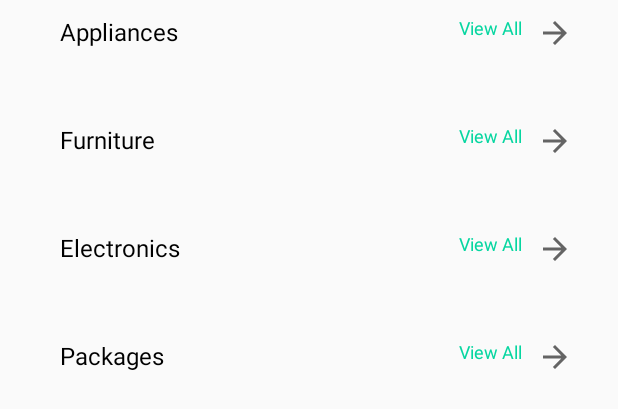
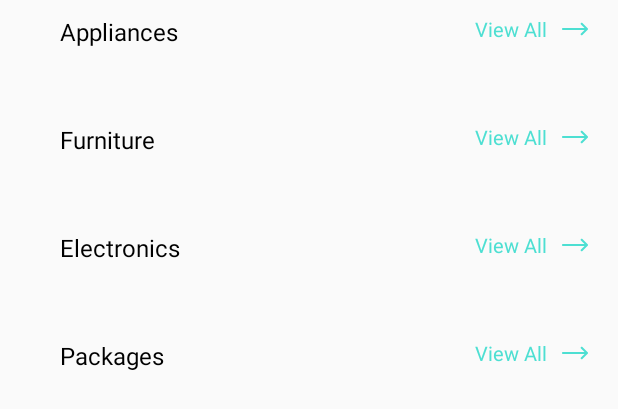
Before and after one commit to ishu260596/RentoMojo, an Android app: the layout fragment_category.xml on its own in the app's theme, with its tools: preview values and no code run, on a phone screen of 412 x 824 dp. Shown: the top 409 px of the screen. Run offline under Robolectric (Android 15) with nearby library versions, the light colour scheme and no system bars; Roboto replaces fonts that are not available here.

Commit message:
BottomDialog

```diff
--- a/RentoMojo/app/build.gradle
+++ b/RentoMojo/app/build.gradle
@@ -34,6 +34,7 @@ dependencies {
     implementation 'com.google.android.material:material:1.2.1'
     implementation 'androidx.constraintlayout:constraintlayout:2.0.4'
     implementation 'androidx.legacy:legacy-support-v4:1.0.0'
+    implementation 'com.google.android.material:material:1.0.0-alpha1'
     testImplementation 'junit:junit:4.+'
     androidTestImplementation 'androidx.test.ext:junit:1.1.2'
     androidTestImplementation 'androidx.test.espresso:espresso-core:3.3.0'
--- a/RentoMojo/app/src/main/java/com/example/rentomojo/packageactivity/FitnessFragment.java
+++ b/RentoMojo/app/src/main/java/com/example/rentomojo/packageactivity/FitnessFragment.java
@@ -16,6 +16,6 @@ public class FitnessFragment extends Fragment {
     public View onCreateView(LayoutInflater inflater, ViewGroup container,
                              Bundle savedInstanceState) {
         // Inflate the layout for this fragment
-        return inflater.inflate(R.layout.fragment_fitness2, container, false);
+        return inflater.inflate(R.layout.fragment_fitness, container, false);
     }
 }
--- a/RentoMojo/app/src/main/res/drawable/arrow_right.xml
+++ b/RentoMojo/app/src/main/res/drawable/arrow_right.xml
@@ -1,10 +1,10 @@
 <vector xmlns:android="http://schemas.android.com/apk/res/android"
-    android:width="24dp"
-    android:height="24dp"
-    android:viewportWidth="24"
-    android:viewportHeight="24"
+    android:width="15dp"
+    android:height="15dp"
+    android:viewportWidth="20"
+    android:viewportHeight="20"
     android:tint="?attr/colorControlNormal">
   <path
-      android:fillColor="@android:color/white"
+      android:fillColor="@color/rentomojo"
       android:pathData="M12,4l-1.41,1.41L16.17,11H4v2h12.17l-5.58,5.59L12,20l8,-8z"/>
 </vector>
--- /dev/null
+++ b/RentoMojo/app/src/main/res/drawable/bottom_edit_bg.xml
@@ -0,0 +1,6 @@
+<?xml version="1.0" encoding="utf-8"?>
+<shape
+    android:shape="rectangle" xmlns:android="http://schemas.android.com/apk/res/android">
+<solid
+    android:color="#A5A2A2"/>
+</shape>
--- /dev/null
+++ b/RentoMojo/app/src/main/res/drawable/ic_baseline_arrow_back_24.xml
@@ -0,0 +1,5 @@
+<vector android:height="24dp" android:tint="#999999"
+    android:viewportHeight="24" android:viewportWidth="24"
+    android:width="24dp" xmlns:android="http://schemas.android.com/apk/res/android">
+    <path android:fillColor="@android:color/white" android:pathData="M20,11H7.83l5.59,-5.59L12,4l-8,8 8,8 1.41,-1.41L7.83,13H20v-2z"/>
+</vector>
--- /dev/null
+++ b/RentoMojo/app/src/main/res/drawable/ic_baseline_arrow_forward_24.xml
@@ -0,0 +1,5 @@
+<vector android:height="15dp" android:tint="#4DDFD2"
+    android:viewportHeight="24" android:viewportWidth="24"
+    android:width="15dp" xmlns:android="http://schemas.android.com/apk/res/android">
+    <path android:fillColor="@android:color/white" android:pathData="M12,4l-1.41,1.41L16.17,11H4v2h12.17l-5.58,5.59L12,20l8,-8z"/>
+</vector>
--- /dev/null
+++ b/RentoMojo/app/src/main/res/drawable/ic_right_arrow_1.xml
@@ -0,0 +1,7 @@
+<vector android:height="17dp" android:viewportHeight="512"
+    android:viewportWidth="512" android:width="17dp" xmlns:android="http://schemas.android.com/apk/res/android">
+    <group>
+        <clip-path android:pathData="M0,0h512v512h-512z"/>
+        <path android:fillColor="#4DDFD2" android:pathData="M506.134,241.843C506.128,241.837 506.123,241.83 506.116,241.824L401.612,137.824C393.783,130.033 381.12,130.062 373.327,137.892C365.535,145.721 365.565,158.384 373.394,166.176L443.558,236H20C8.954,236 0,244.954 0,256C0,267.046 8.954,276 20,276H443.557L373.395,345.824C365.566,353.616 365.536,366.279 373.328,374.108C381.121,381.939 393.785,381.966 401.613,374.176L506.117,270.176C506.123,270.17 506.128,270.163 506.135,270.157C513.968,262.339 513.943,249.635 506.134,241.843Z"/>
+    </group>
+</vector>
--- a/RentoMojo/app/src/main/res/layout/fragment_category.xml
+++ b/RentoMojo/app/src/main/res/layout/fragment_category.xml
@@ -8,8 +8,8 @@
 
     <LinearLayout
         android:layout_width="match_parent"
+        android:layout_height="match_parent"
         android:layout_marginStart="@dimen/dp_20"
-        android:layout_height="match_parent"
         android:orientation="vertical">
 
         <androidx.constraintlayout.widget.ConstraintLayout
@@ -31,15 +31,17 @@
                 app:layout_constraintTop_toTopOf="parent" />
 
             <TextView
+                android:id="@+id/tvViewAppliancesCatF"
                 android:layout_width="wrap_content"
                 android:layout_height="wrap_content"
                 android:layout_marginTop="@dimen/dp_10"
-                android:layout_marginEnd="@dimen/dp_30"
-                android:drawableEnd="@drawable/arrow_right"
+                android:layout_marginEnd="@dimen/dp_20"
+                android:drawableEnd="@drawable/ic_right_arrow_1"
                 android:drawablePadding="@dimen/dp_10"
+                android:gravity="center_vertical"
                 android:text="@string/view_all"
-                android:textColor="#06d6a0"
-                android:textSize="@dimen/sp_12"
+                android:textColor="@color/rentomojo"
+                android:textSize="@dimen/sp_13"
                 app:layout_constraintEnd_toEndOf="parent"
                 app:layout_constraintTop_toTopOf="parent" />
 
@@ -53,6 +55,7 @@
                 app:layout_constraintTop_toBottomOf="@id/tvAppliances" />
 
         </androidx.constraintlayout.widget.ConstraintLayout>
+
         <androidx.constraintlayout.widget.ConstraintLayout
             android:id="@+id/Constraint_Layout_2"
             android:layout_width="match_parent"
@@ -72,15 +75,17 @@
                 app:layout_constraintTop_toTopOf="parent" />
 
             <TextView
+                android:id="@+id/tvViewFurnitureCatF"
                 android:layout_width="wrap_content"
                 android:layout_height="wrap_content"
                 android:layout_marginTop="@dimen/dp_10"
-                android:layout_marginEnd="@dimen/dp_30"
-                android:drawableEnd="@drawable/arrow_right"
+                android:layout_marginEnd="@dimen/dp_20"
+                android:drawableEnd="@drawable/ic_right_arrow_1"
                 android:drawablePadding="@dimen/dp_10"
+                android:gravity="center_vertical"
                 android:text="@string/view_all"
-                android:textColor="#06d6a0"
-                android:textSize="@dimen/sp_12"
+                android:textColor="@color/rentomojo"
+                android:textSize="@dimen/sp_13"
                 app:layout_constraintEnd_toEndOf="parent"
                 app:layout_constraintTop_toTopOf="parent" />
 
@@ -94,6 +99,7 @@
                 app:layout_constraintTop_toBottomOf="@id/tvFurniture" />
 
         </androidx.constraintlayout.widget.ConstraintLayout>
+
         <androidx.constraintlayout.widget.ConstraintLayout
             android:id="@+id/Constraint_Layout_3"
             android:layout_width="match_parent"
@@ -113,15 +119,17 @@
                 app:layout_constraintTop_toTopOf="parent" />
 
             <TextView
+                android:id="@+id/tvElectronicCatF"
                 android:layout_width="wrap_content"
                 android:layout_height="wrap_content"
                 android:layout_marginTop="@dimen/dp_10"
-                android:layout_marginEnd="@dimen/dp_30"
-                android:drawableEnd="@drawable/arrow_right"
+                android:layout_marginEnd="@dimen/dp_20"
+                android:drawableEnd="@drawable/ic_right_arrow_1"
                 android:drawablePadding="@dimen/dp_10"
+                android:gravity="center_vertical"
                 android:text="@string/view_all"
-                android:textColor="#06d6a0"
-                android:textSize="@dimen/sp_12"
+                android:textColor="@color/rentomojo"
+                android:textSize="@dimen/sp_13"
                 app:layout_constraintEnd_toEndOf="parent"
                 app:layout_constraintTop_toTopOf="parent" />
 
@@ -135,6 +143,7 @@
                 app:layout_constraintTop_toBottomOf="@id/tvElectronics" />
 
         </androidx.constraintlayout.widget.ConstraintLayout>
+
         <androidx.constraintlayout.widget.ConstraintLayout
             android:id="@+id/Constraint_Layout_4"
             android:layout_width="match_parent"
@@ -154,15 +163,17 @@
                 app:layout_constraintTop_toTopOf="parent" />
 
             <TextView
+                android:id="@+id/tvViewPackagesCatF"
                 android:layout_width="wrap_content"
                 android:layout_height="wrap_content"
                 android:layout_marginTop="@dimen/dp_10"
-                android:layout_marginEnd="@dimen/dp_30"
-                android:drawableEnd="@drawable/arrow_right"
+                android:layout_marginEnd="@dimen/dp_20"
+                android:drawableEnd="@drawable/ic_right_arrow_1"
                 android:drawablePadding="@dimen/dp_10"
+                android:gravity="center_vertical"
                 android:text="@string/view_all"
-                android:textColor="#06d6a0"
-                android:textSize="@dimen/sp_12"
+                android:textColor="@color/rentomojo"
+                android:textSize="@dimen/sp_13"
                 app:layout_constraintEnd_toEndOf="parent"
                 app:layout_constraintTop_toTopOf="parent" />
 
--- a/RentoMojo/app/src/main/res/layout/fragment_home.xml
+++ b/RentoMojo/app/src/main/res/layout/fragment_home.xml
@@ -15,7 +15,7 @@
         <androidx.cardview.widget.CardView
             style="@style/cardViewInHomeFragmentsOuter"
             android:layout_marginStart="@dimen/dp_15"
-            android:layout_marginTop="@dimen/dp_15"
+            android:layout_marginTop="@dimen/dp_10"
             android:layout_marginEnd="@dimen/dp_15">
 
             <RelativeLayout style="@style/relativeLayoutInHomeFragmentOuter">
--- a/RentoMojo/app/src/main/res/values/dimens.xml
+++ b/RentoMojo/app/src/main/res/values/dimens.xml
@@ -118,5 +118,7 @@
     <dimen name="dp_180">180dp</dimen>
     <dimen name="dp_160">160dp</dimen>
     <dimen name="dp_140">140dp</dimen>
+    <dimen name="dp_220">220dp</dimen>
+    <dimen name="dp_190">190dp</dimen>
 
 </resources>
--- a/RentoMojo/app/src/main/res/values/strings.xml
+++ b/RentoMojo/app/src/main/res/values/strings.xml
@@ -33,4 +33,8 @@
     <string name="skip_new">Skip</string>
     <string name="trending_search_xyt">Trending Search</string>
     <string name="most_popular_second">Most Popular</string>
+    <string name="offers_promotions"><![CDATA[Offers & Promotions]]></string>
+    <string name="explore">Explore</string>
+    <string name="wfh10">WFH10</string>
+    <string name="get_10_off_every_month_on_a_minimum">"Get 10% OFF every month on a minimum\nmonthly rental of Rs. 300 (maximum discount\nod Rs.200 per month)"</string>
 </resources>
```
Also changed, not shown: RentoMojo/app/src/main/AndroidManifest.xml (+8 -6 lines), RentoMojo/app/src/main/java/com/example/rentomojo/fragments/CategoryFragment.java (+95 -48 lines), RentoMojo/app/src/main/java/com/example/rentomojo/fragments/HomeFragment.java (+34 -3 lines), RentoMojo/app/src/main/res/layout/activity_offer_promotions.xml (added, +102 -0 lines), RentoMojo/app/src/main/res/layout/bottom_sheet_layout.xml (added, +37 -0 lines), RentoMojo/app/src/main/res/layout/fragment_fitness2.xml (deleted, +0 -14 lines), RentoMojo/app/src/main/res/layout/item_layout_category.xml (+5 -3 lines).
